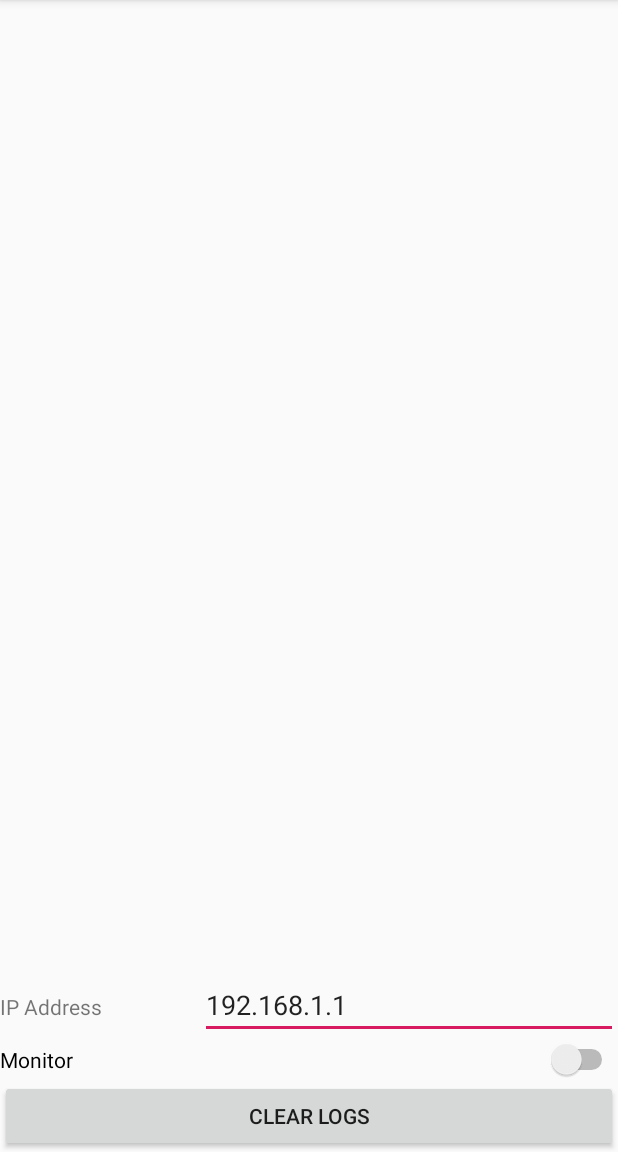
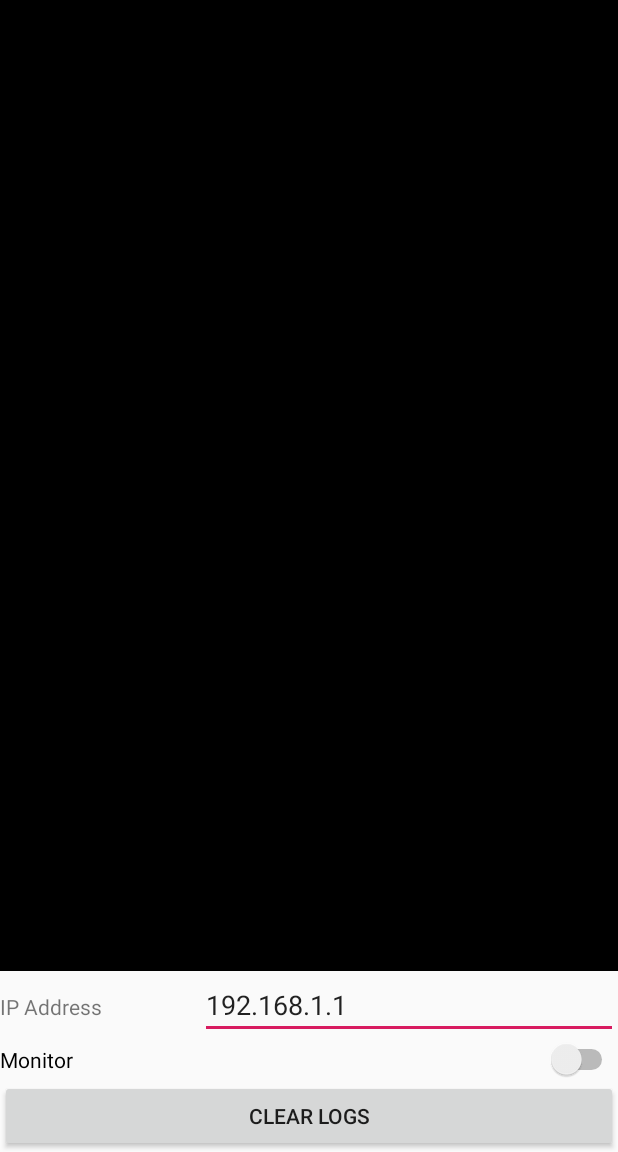
Before and after one commit to vikaspachdha/Ping, an Android app: the screen it shows after launch (MainActivity), after a tap on "CLEAR LOGS", on a phone screen of 412 x 824 dp, the part 84-1236 px from its top. Run offline under Robolectric (Android 15) with nearby library versions, the phone set to English and light mode, and no system bars.

Commit message:
Make log window dark

```diff
--- a/app/src/main/res/layout/activity_main.xml
+++ b/app/src/main/res/layout/activity_main.xml
@@ -19,11 +19,13 @@
             android:layout_height="0dp"
             android:layout_gravity="fill_vertical"
             android:layout_weight="1"
+            android:background="#000000"
             android:ems="10"
             android:fadeScrollbars="true"
             android:gravity="start|top"
             android:inputType="none"
-            android:scrollbars="vertical" />
+            android:scrollbars="vertical"
+            android:textColor="#F3F1F1" />
 
         <LinearLayout
             android:layout_width="match_parent"
```
